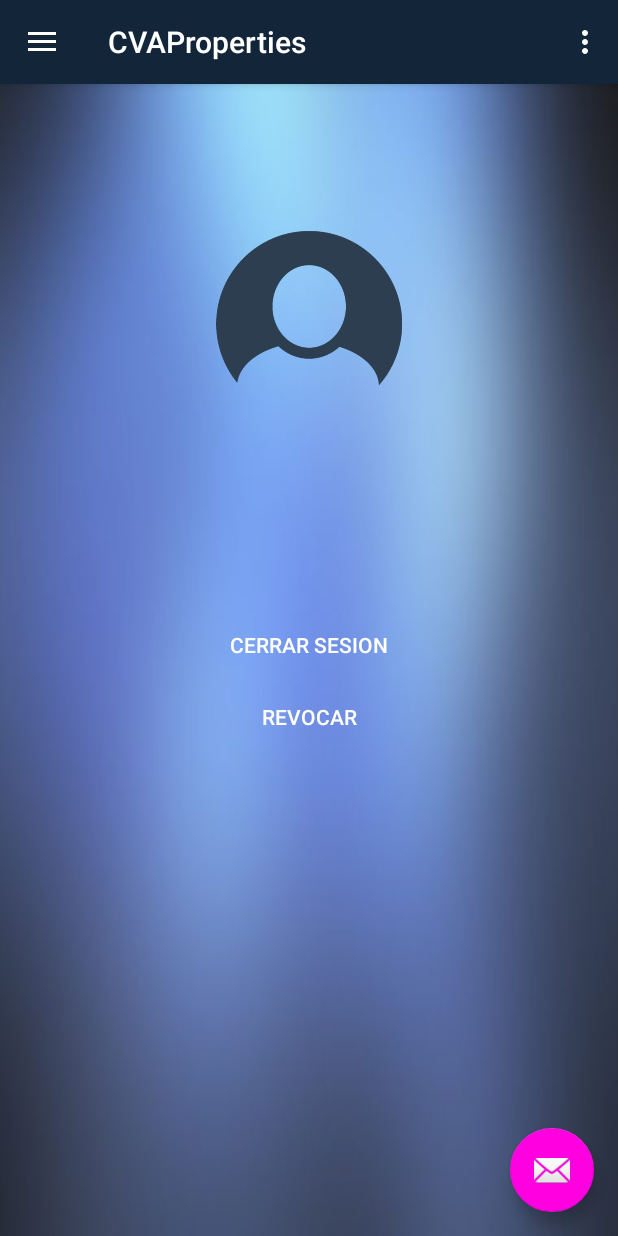
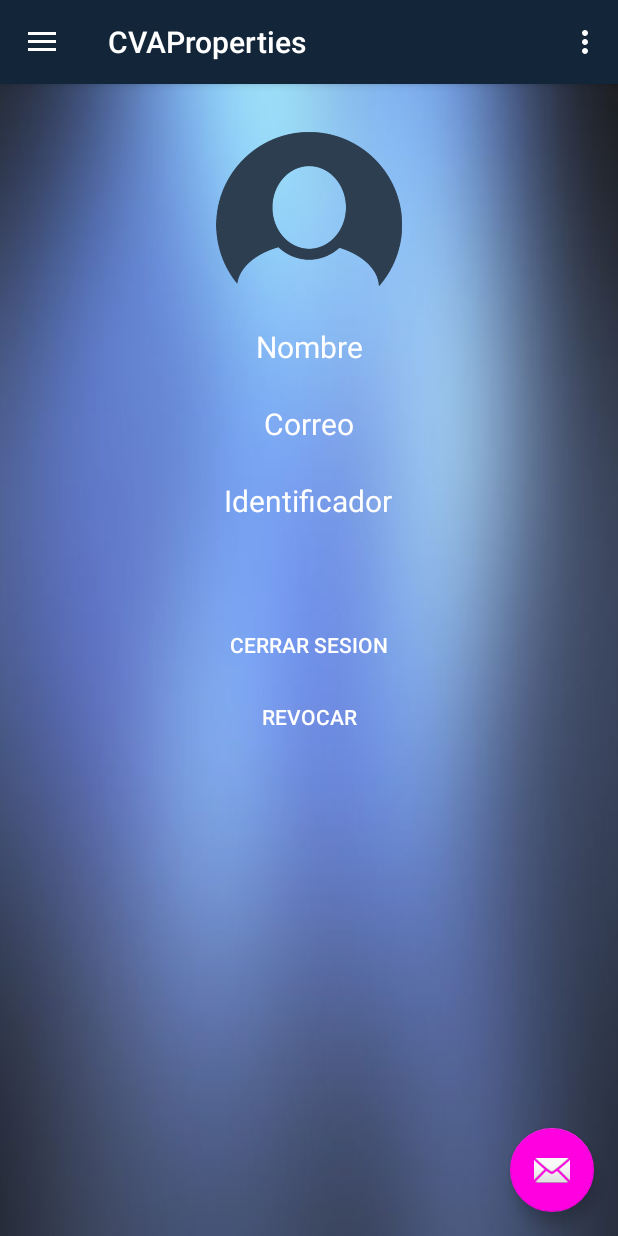
Before and after one commit to Abel-Aratea-Santos/CVAProperties-fase2, an Android app: the screen it shows after launch (MainActivity), on a phone screen of 412 x 824 dp. Run offline under Robolectric (Android 15) with nearby library versions, the phone set to English and light mode, and no system bars; pictures from the network do not load.

Commit message:
LoginGoogle V1.1

```diff
--- a/app/src/main/java/com/example/asus/cvaproperties/MainActivity.java
+++ b/app/src/main/java/com/example/asus/cvaproperties/MainActivity.java
@@ -33,7 +33,7 @@ public class MainActivity extends AppCompatActivity
         implements NavigationView.OnNavigationItemSelectedListener, GoogleApiClient.OnConnectionFailedListener {
 
 
-    private ImageView avatar;
+    //private ImageView avatar;
     private TextView nombre;
     private TextView email;
     private TextView identificador;
@@ -46,7 +46,7 @@ public class MainActivity extends AppCompatActivity
         Toolbar toolbar = (Toolbar) findViewById(R.id.toolbar);
         setSupportActionBar(toolbar);
 
-        avatar = (ImageView) findViewById(R.id.avatar);
+        //avatar = (ImageView) findViewById(R.id.avatar);
         nombre = (TextView)findViewById(R.id.nombre);
         email = (TextView)findViewById(R.id.email);
         identificador = (TextView)findViewById(R.id.identificador);
@@ -124,7 +124,7 @@ public class MainActivity extends AppCompatActivity
          email.setText(account.getEmail());
          identificador.setText(account.getId());
 
-         Glide.with(this).load(account.getPhotoUrl()).into(avatar);
+         //Glide.with(this).load(account.getPhotoUrl()).into(avatar);
         }else{
          goLoginInScreen();
      }
--- a/app/src/main/res/layout/content_main.xml
+++ b/app/src/main/res/layout/content_main.xml
@@ -8,31 +8,54 @@
     tools:context=".MainActivity"
     android:background="@drawable/azul"
     tools:showIn="@layout/app_bar_main">
+
     <ImageView
         android:id="@+id/avatar"
         android:layout_width="124dp"
         android:layout_height="113dp"
-        android:layout_marginBottom="39dp"
+        android:layout_marginBottom="8dp"
         android:layout_marginEnd="130dp"
         android:layout_marginStart="130dp"
         android:layout_marginTop="32dp"
-        app:layout_constraintBottom_toTopOf="@+id/nombre"
+        app:layout_constraintBottom_toTopOf="@+id/linearLayout"
         app:layout_constraintEnd_toEndOf="parent"
         app:layout_constraintStart_toStartOf="parent"
         app:layout_constraintTop_toTopOf="parent"
         app:srcCompat="@drawable/avatar" />
 
+    <LinearLayout
+        android:id="@+id/linearLayout"
+        android:layout_width="match_parent"
+        android:layout_height="193dp"
+        android:layout_marginBottom="1dp"
+        android:layout_marginEnd="8dp"
+        android:layout_marginStart="8dp"
+        android:layout_marginTop="128dp"
+        android:gravity="center"
+        android:orientation="vertical"
+        app:layout_constraintBottom_toTopOf="@+id/linearLayout2"
+        app:layout_constraintEnd_toEndOf="parent"
+        app:layout_constraintHorizontal_bias="0.0"
+        app:layout_constraintStart_toStartOf="parent"
+        app:layout_constraintTop_toTopOf="parent">
+
+
+        <TextView
+            android:id="@+id/textView"
+            android:layout_width="109dp"
+            android:layout_height="wrap_content"
+            android:text="Nombre"
+            android:textAlignment="center"
+            android:textColor="#ffff"
+            android:textSize="20dp" />
+
         <TextView
             android:id="@+id/nombre"
-        android:layout_width="wrap_content"
+            android:layout_width="313dp"
             android:layout_height="wrap_content"
-        android:layout_marginBottom="308dp"
-        android:layout_marginEnd="220dp"
-        android:layout_marginStart="163dp"
-        android:layout_marginTop="184dp"
             android:textAlignment="center"
             android:textColor="@color/colorPrimary"
-        android:textSize="10dp"
+            android:textSize="17dp"
             android:textStyle="bold"
             app:layout_constraintBottom_toBottomOf="parent"
             app:layout_constraintEnd_toEndOf="parent"
@@ -42,16 +65,21 @@
             app:layout_constraintVertical_bias="0.466" />
 
         <TextView
+            android:id="@+id/textView21"
+            android:layout_width="110dp"
+            android:layout_height="wrap_content"
+            android:text="Correo"
+            android:textAlignment="center"
+            android:textColor="#ffff"
+            android:textSize="20dp"/>
+
+        <TextView
             android:id="@+id/email"
-        android:layout_width="wrap_content"
+            android:layout_width="314dp"
             android:layout_height="wrap_content"
-        android:layout_marginBottom="264dp"
-        android:layout_marginEnd="220dp"
-        android:layout_marginStart="163dp"
-        android:layout_marginTop="228dp"
             android:textAlignment="center"
             android:textColor="@color/colorPrimary"
-        android:textSize="10dp"
+            android:textSize="17dp"
             android:textStyle="bold"
             app:layout_constraintBottom_toBottomOf="parent"
             app:layout_constraintEnd_toEndOf="parent"
@@ -61,16 +89,21 @@
             app:layout_constraintVertical_bias="0.066" />
 
         <TextView
+            android:id="@+id/textView22"
+            android:layout_width="118dp"
+            android:layout_height="wrap_content"
+            android:text="Identificador"
+            android:textAlignment="center"
+            android:textColor="#ffff"
+            android:textSize="20dp" />
+
+        <TextView
             android:id="@+id/identificador"
-        android:layout_width="wrap_content"
+            android:layout_width="315dp"
             android:layout_height="wrap_content"
-        android:layout_marginBottom="224dp"
-        android:layout_marginEnd="163dp"
-        android:layout_marginStart="163dp"
-        android:layout_marginTop="21dp"
             android:textAlignment="center"
             android:textColor="@color/colorPrimary"
-        android:textSize="10dp"
+            android:textSize="17dp"
             android:textStyle="bold"
             app:layout_constraintBottom_toBottomOf="parent"
             app:layout_constraintEnd_toEndOf="parent"
@@ -78,22 +111,32 @@
             app:layout_constraintStart_toStartOf="parent"
             app:layout_constraintTop_toBottomOf="@+id/email"
             app:layout_constraintVertical_bias="0.13" />
+    </LinearLayout>
 
     <LinearLayout
+        android:id="@+id/linearLayout2"
         android:layout_width="match_parent"
         android:layout_height="wrap_content"
+        android:layout_marginBottom="8dp"
+        android:layout_marginEnd="8dp"
+        android:layout_marginStart="8dp"
         android:layout_marginTop="350dp"
+        android:gravity="center"
         android:orientation="vertical"
-        android:gravity="center"
-        app:layout_constraintTop_toTopOf="parent">
+        app:layout_constraintBottom_toBottomOf="parent"
+        app:layout_constraintEnd_toEndOf="parent"
+        app:layout_constraintHorizontal_bias="0.0"
+        app:layout_constraintStart_toStartOf="parent"
+        app:layout_constraintTop_toTopOf="parent"
+        app:layout_constraintVertical_bias="0.0">
 
         <Button
             android:id="@+id/CerrarSesion"
+            style="@style/Widget.AppCompat.Button.Borderless"
             android:layout_width="wrap_content"
             android:layout_height="wrap_content"
             android:onClick="CerrarSesion"
             android:text="Cerrar Sesion"
-            style="@style/Widget.AppCompat.Button.Borderless"
             android:textColor="#ffffff"
             app:layout_constraintBottom_toBottomOf="parent"
             app:layout_constraintEnd_toEndOf="parent"
@@ -104,11 +147,11 @@
 
         <Button
             android:id="@+id/Delete"
+            style="@style/Widget.AppCompat.Button.Borderless"
             android:layout_width="128dp"
             android:layout_height="wrap_content"
             android:onClick="Delete"
             android:text="Revocar"
-            style="@style/Widget.AppCompat.Button.Borderless"
             android:textColor="#ffffff"
             app:layout_constraintBottom_toBottomOf="parent"
             app:layout_constraintEnd_toEndOf="parent"
```
Lines whose indentation alone changed are shown as unchanged.
